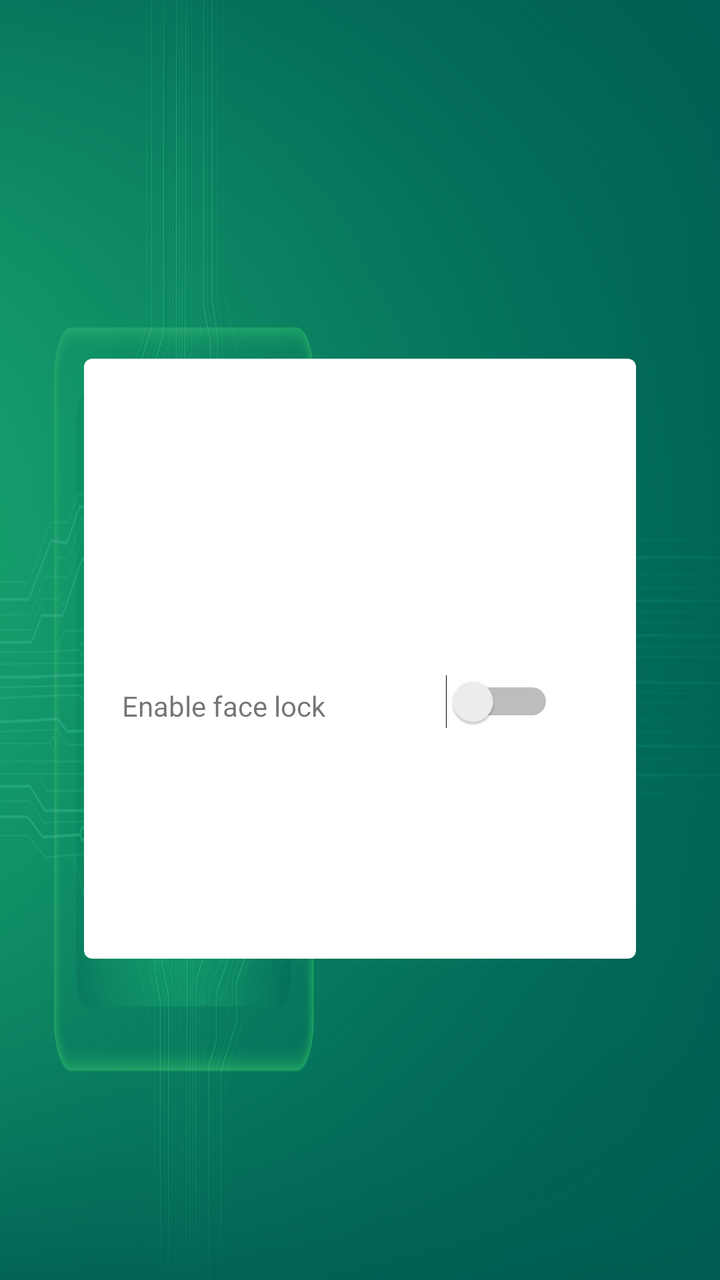
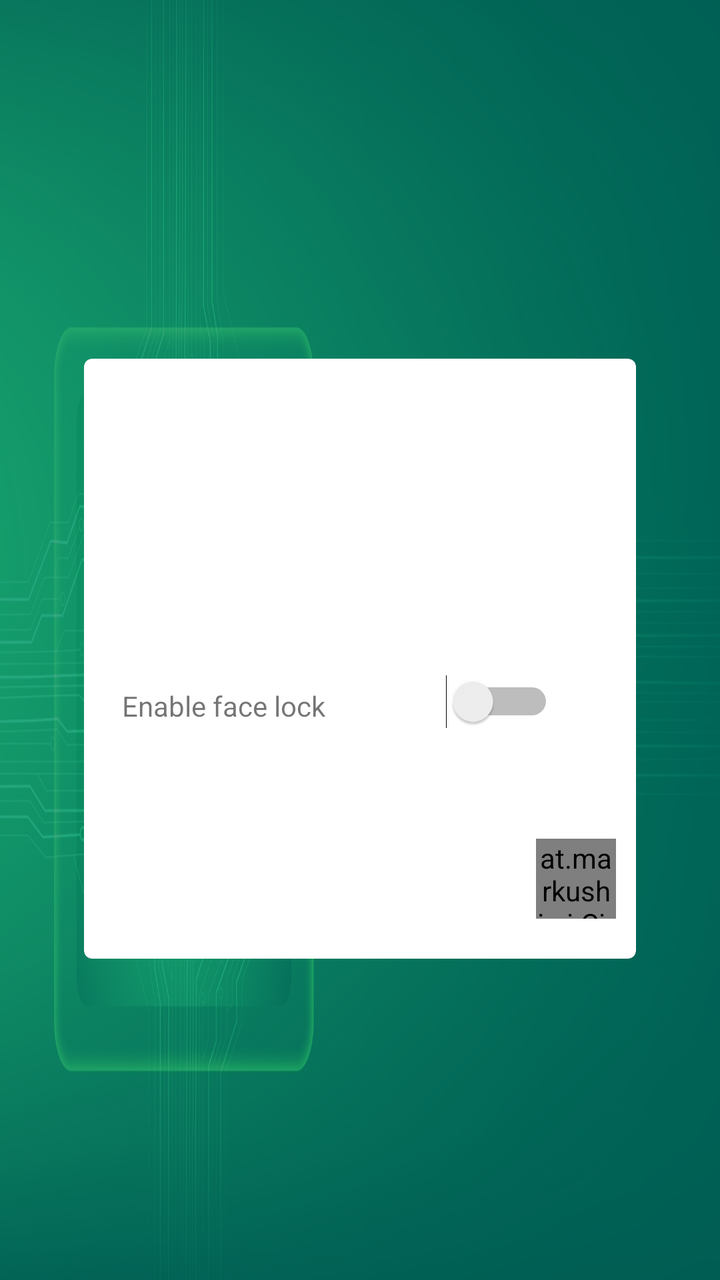

The first picture is an Android layout as it rendered before a commit; the second is the same layout after the commit. The layout source and the unified diff follow.
<!-- AndroidManifest.xml: application theme AppTheme -->
<!-- res/layout/activity_main.xml -->
<?xml version="1.0" encoding="utf-8"?>
<android.support.constraint.ConstraintLayout xmlns:android="http://schemas.android.com/apk/res/android"
  xmlns:app="http://schemas.android.com/apk/res-auto"
  xmlns:tools="http://schemas.android.com/tools"
  android:layout_width="match_parent"
  android:layout_height="match_parent"
  android:background="@drawable/background"
  tools:context=".MainActivity"
  >

  <View
    android:id="@+id/opacityFilter"
    android:layout_width="0dp"
    android:layout_height="0dp"
    android:layout_alignParentBottom="true"
    android:alpha="0.7"
    android:background="@color/colorPrimary"
    app:layout_constraintBottom_toBottomOf="parent"
    app:layout_constraintEnd_toEndOf="parent"
    app:layout_constraintHorizontal_bias="0.0"
    app:layout_constraintStart_toStartOf="parent"
    app:layout_constraintTop_toTopOf="parent"
    app:layout_constraintVertical_bias="0.0"></View>

  <android.support.v7.widget.CardView xmlns:card_view="http://schemas.android.com/apk/res-auto"
    android:id="@+id/cardView"
    android:layout_width="0dp"
    android:layout_height="300dp"
    android:layout_marginStart="42dp"
    android:layout_marginEnd="42dp"
    card_view:cardPreventCornerOverlap="false"
    android:elevation="5dp"
    card_view:cardCornerRadius="4dp"
    card_view:layout_constraintBottom_toBottomOf="parent"
    card_view:layout_constraintEnd_toEndOf="parent"
    card_view:layout_constraintHorizontal_bias="1.0"
    card_view:layout_constraintStart_toStartOf="parent"
    card_view:layout_constraintTop_toTopOf="parent"
    card_view:layout_constraintVertical_bias="0.527">

    <RelativeLayout
      android:layout_width="match_parent"
      android:layout_height="match_parent"
      android:orientation="vertical"
      android:layout_centerHorizontal="true"
      >

      <ImageView
        android:id="@+id/imageView"
        android:layout_width="58dp"
        android:layout_height="96dp"
        android:layout_alignParentStart="true"
        android:layout_alignParentLeft="true"
        android:layout_alignParentTop="true"
        android:layout_alignParentEnd="true"
        android:layout_alignParentRight="true"
        android:layout_alignParentBottom="true"
        android:layout_marginStart="92dp"
        android:layout_marginLeft="92dp"
        android:layout_marginTop="15dp"
        android:layout_marginEnd="87dp"
        android:layout_marginRight="87dp"
        android:layout_marginBottom="90dp"
        android:layout_weight="1"
        android:contentDescription="@string/app_name"
        app:srcCompat="@drawable/face_icon3" />

      <RelativeLayout
        android:layout_width="match_parent"
        android:layout_height="40dp"
        android:layout_alignParentStart="true"
        android:layout_alignParentLeft="true"
        android:layout_alignParentTop="true"
        android:layout_marginStart="0dp"
        android:layout_marginLeft="0dp"
        android:layout_marginTop="154dp">

        <TextView
          android:id="@+id/textView"
          android:layout_width="wrap_content"
          android:layout_height="wrap_content"
          android:layout_alignParentStart="true"
          android:layout_alignParentLeft="true"
          android:layout_alignParentTop="true"
          android:layout_alignParentBottom="true"
          android:layout_marginStart="19dp"
          android:layout_marginLeft="19dp"
          android:layout_marginTop="10dp"
          android:layout_marginBottom="12dp"
          android:text="Enable face lock"
          android:fontFamily="sans-serif"
          />

        <Switch
          android:id="@+id/enableLockSwitch"
          android:layout_width="80dp"
          android:layout_height="wrap_content"
          android:layout_alignParentTop="true"
          android:layout_alignParentEnd="true"
          android:layout_alignParentRight="true"
          android:layout_alignParentBottom="true"
          android:layout_marginStart="0dp"
          android:layout_marginLeft="0dp"
          android:layout_marginTop="4dp"
          android:layout_marginEnd="41dp"
          android:layout_marginRight="41dp"
          android:layout_marginBottom="9dp"
          android:layout_toEndOf="@+id/textView"
          android:layout_toRightOf="@+id/textView"
          tools:layout_editor_absoluteX="242dp"
          tools:layout_editor_absoluteY="323dp"
          />
      </RelativeLayout>

      <ListView
        android:id="@+id/mobile_list"
        android:layout_width="273dp"
        android:layout_height="93dp"
        android:layout_alignParentStart="true"
        android:layout_alignParentBottom="true"
        android:layout_marginStart="3dp"></ListView>
    </RelativeLayout>



  </android.support.v7.widget.CardView>




</android.support.constraint.ConstraintLayout>
<!-- resources referenced by this layout -->
<resources>
  <color name="colorPrimary">#008577</color>
  <!-- drawable background: jpg bitmap (drawable, 504755 bytes) -->
  <!-- drawable face_icon3: png bitmap (drawable, 50154 bytes) -->
  <string name="app_name">Face Locker</string>
  <style name="AppTheme" parent="Theme.AppCompat.Light.DarkActionBar">
      
      <item name="colorPrimary">@color/colorPrimary</item>
      <item name="colorPrimaryDark">@color/colorPrimaryDark</item>
      <item name="colorAccent">@color/colorAccent</item>
    </style>
  <color name="colorPrimaryDark">#00574B</color>
  <color name="colorAccent">#1bd8b2</color>
</resources>

<!-- the commit's change to res/layout/activity_main.xml (unified diff, before → after) -->
@@ -114,11 +114,34 @@
 
       <ListView
         android:id="@+id/mobile_list"
-        android:layout_width="273dp"
-        android:layout_height="93dp"
+        android:layout_width="171dp"
+        android:layout_height="94dp"
         android:layout_alignParentStart="true"
         android:layout_alignParentBottom="true"
-        android:layout_marginStart="3dp"></ListView>
+        android:layout_marginStart="3dp"
+
+        >
+
+
+      </ListView>
+
+      <at.markushi.ui.CircleButton
+        android:id="@+id/clearFacesButton"
+        android:layout_width="40dp"
+        android:layout_height="40dp"
+        android:layout_alignParentEnd="true"
+        android:layout_alignParentRight="true"
+        android:layout_alignParentBottom="true"
+        android:layout_marginEnd="10dp"
+        android:layout_marginRight="10dp"
+        android:layout_marginBottom="20dp"
+        app:cb_color="?attr/colorError"
+        app:cb_pressedRingWidth="8dip"
+        android:text="Clear"
+        android:src="@drawable/remove"
+        android:textColor="@color/white"
+
+        />
     </RelativeLayout>
 
 
<!-- resource entries referenced after the edit -->
@@ -3,6 +3,7 @@
   <color name="colorPrimary">#008577</color>
   <!-- drawable background: jpg bitmap (drawable, 504755 bytes) -->
   <!-- drawable face_icon3: png bitmap (drawable, 50154 bytes) -->
+  <!-- drawable remove: png bitmap (drawable, 35349 bytes) -->
   <string name="app_name">Face Locker</string>
   <style name="AppTheme" parent="Theme.AppCompat.Light.DarkActionBar">
       
